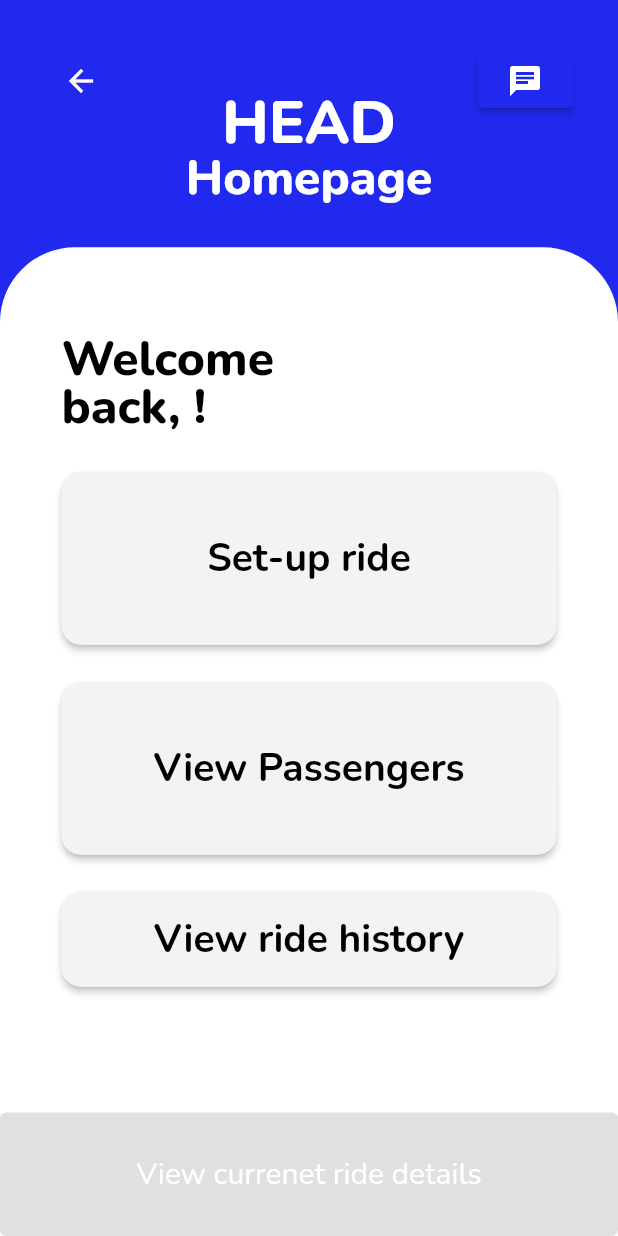
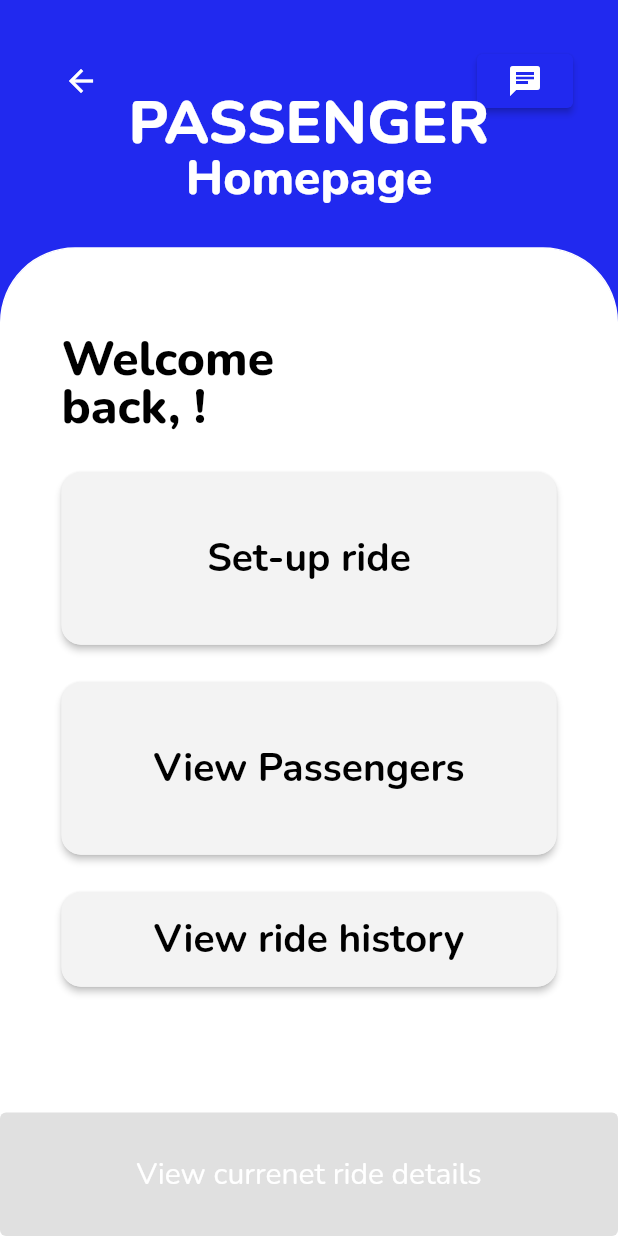
Before and after one commit to lhancewong/CSCI42-One-Big-Car, a Flutter app: the UserHomepage screen opened directly with empty values, on a phone screen of 412 x 824 dp. Run offline on Flutter 3.47's test engine with Material 2 defaults, Android fonts, the phone set to English and light mode, and no system bars; our stand-ins replace awesome_snackbar_content, cloud_firestore, date_field, envied, firebase_auth, firebase_core and 5 more; missing offline and left inert: dart:ffi, firebase_ui_auth, flutter_google_places, flutter_polyline_points, google_api_headers, google_maps_webservice; accounts and stored records are empty; generated files the repository leaves out were written again.

Commit message:
Add changing user role feature

```diff
--- a/lib/pages/user/user_homepage.dart
+++ b/lib/pages/user/user_homepage.dart
@@ -21,6 +21,7 @@ class _UserHomepageState extends State<UserHomepage> {
 
   Map data = {};
   String name = "";
+  bool isHead = true;
 
   String? getData() {
     currentFirebaseUser = fAuth.currentUser;
@@ -43,6 +44,7 @@ class _UserHomepageState extends State<UserHomepage> {
         ? data
         : ModalRoute.of(context)!.settings.arguments as Map;
     name = data["name"];
+    isHead = ("HEAD" == data["role"]);
 
     return Scaffold(
         backgroundColor: obcBlue,
@@ -207,11 +209,11 @@ class _UserHomepageState extends State<UserHomepage> {
               margin: const EdgeInsets.all(40),
               alignment: Alignment.center,
               child: Column(
-                children: const [
-                  SizedBox(height: 25),
+                children: [
+                  const SizedBox(height: 25),
                   Text(
-                    'HEAD',
-                    style: TextStyle(
+                    isHead ? 'HEAD' : 'PASSENGER',
+                    style: const TextStyle(
                       height: 1,
                       fontWeight: FontWeight.w800,
                       fontSize: 40,
@@ -219,7 +221,7 @@ class _UserHomepageState extends State<UserHomepage> {
                       color: Colors.white,
                     ),
                   ),
-                  Text(
+                  const Text(
                     'Homepage',
                     style: TextStyle(
                       height: 1,
```
Also changed, not shown: lib/authentication/register_page.dart (+5 -2 lines), lib/pages/user/user_profile.dart (+2 -6 lines).
